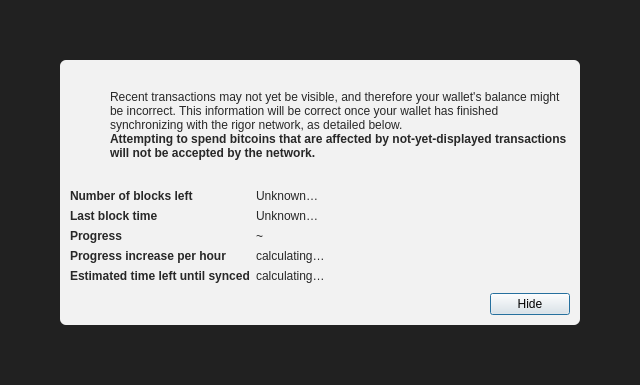
Before: the Qt Designer form core/src/qt/forms/modaloverlay.ui in Alok-mad98/rigorchain, drawn with Qt 5.
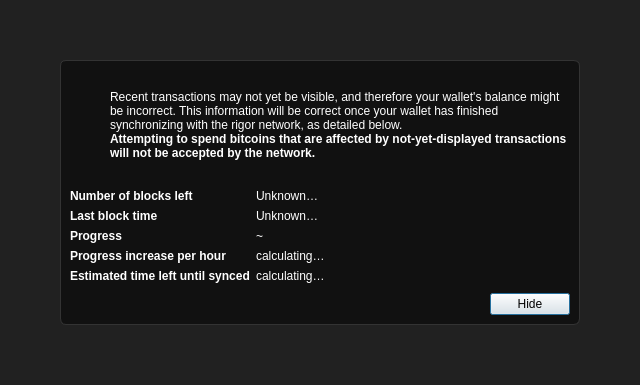
After: the same form once the commit is applied. Icons and pictures are not drawn.

What changed in the file:
```diff
--- a/core/src/qt/forms/modaloverlay.ui
+++ b/core/src/qt/forms/modaloverlay.ui
@@ -50,9 +50,9 @@
       <item>
        <widget class="QWidget" name="contentWidget" native="true">
         <property name="styleSheet">
-         <string notr="true">#contentWidget { background: rgba(255,255,255,240); border-radius: 6px; }
+         <string notr="true">#contentWidget { background: #111111; border: 1px solid #333333; border-radius: 6px; }
 
-QLabel { color: rgb(40,40,40);  }</string>
+QLabel { color: #FFFFFF;  }</string>
         </property>
         <layout class="QVBoxLayout" name="verticalLayoutSub" stretch="1,0,0,0">
          <property name="spacing">
```
